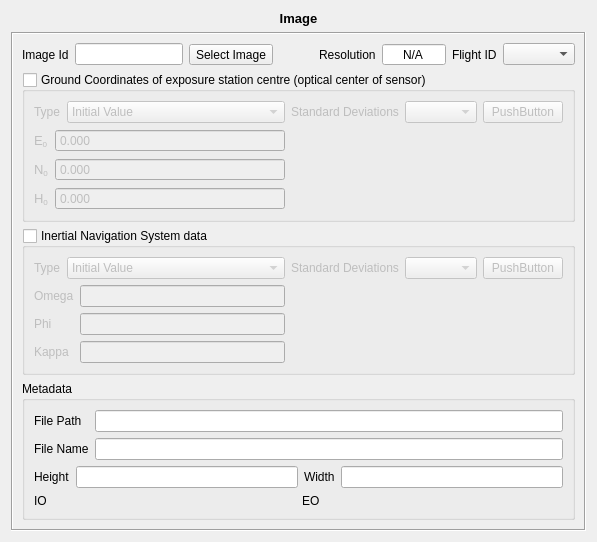
Before: the Qt Designer form branches/SandBox/trunk_Matching/qt/formDisplay/ImageLayout.ui in e-foto/e-foto, drawn with Qt 5.
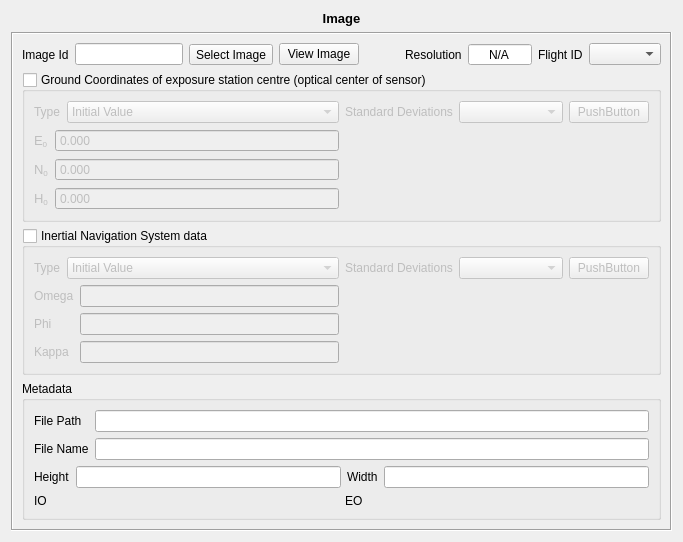
After: the same form once the commit is applied. Custom widgets are drawn as their Qt base class.

Patch:
```diff
--- a/branches/SandBox/trunk_Matching/qt/formDisplay/ImageLayout.ui
+++ b/branches/SandBox/trunk_Matching/qt/formDisplay/ImageLayout.ui
@@ -59,6 +59,13 @@
           </property>
          </widget>
         </item>
+        <item>
+         <widget class="QPushButton" name="viewButton">
+          <property name="text">
+           <string>View Image</string>
+          </property>
+         </widget>
+        </item>
         <item>
          <spacer name="horizontalSpacer">
           <property name="orientation">
```
